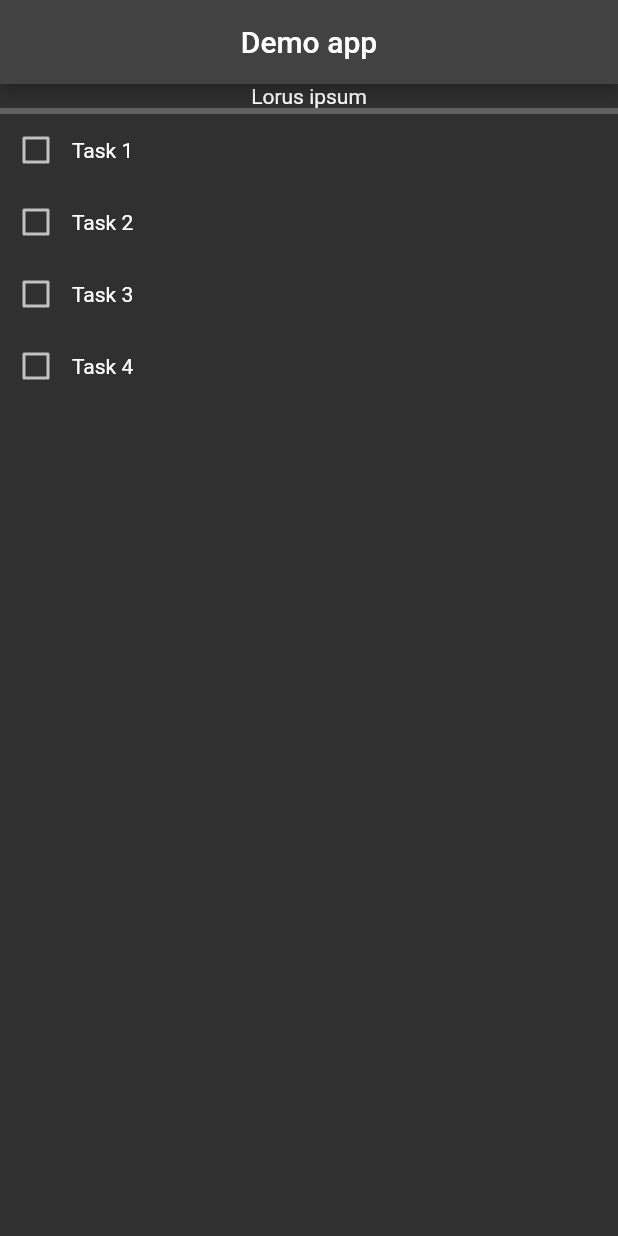
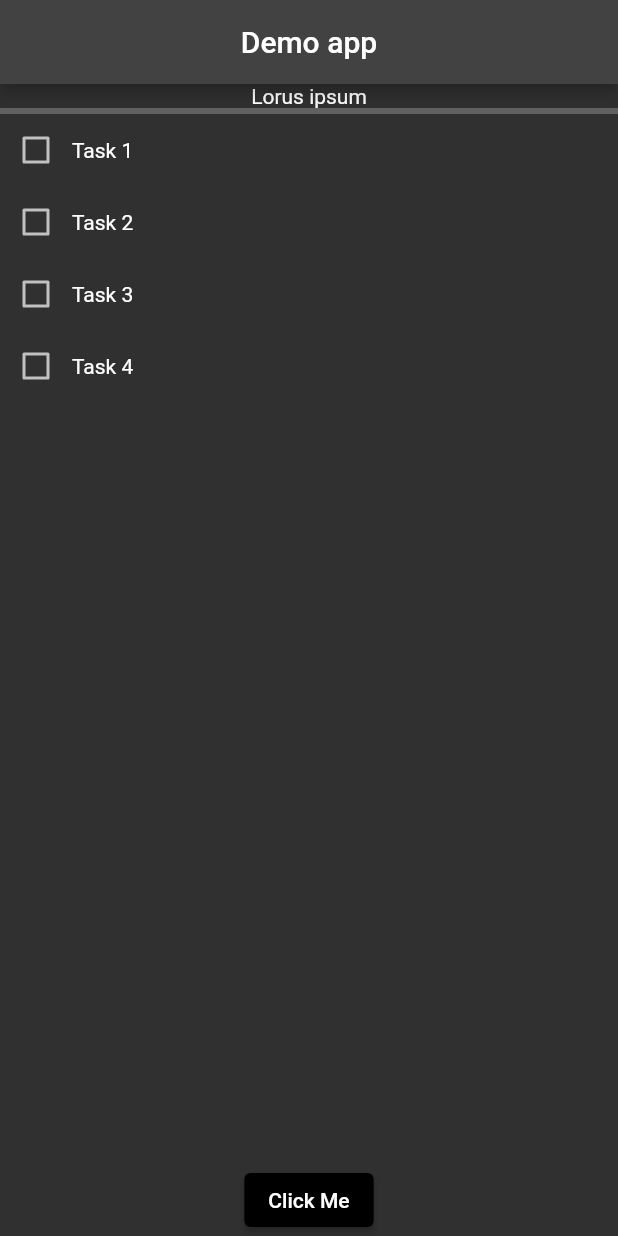
Before and after one commit to pr21Extr/flutter-app-demo, a Flutter app: the screen it shows after launch, on a phone screen of 412 x 824 dp. Run offline on Flutter 3.47's test engine with Material 2 defaults, Android fonts, the light colour scheme and no system bars.

Commit message:
button localised bg change, add theme later

```diff
--- /dev/null
+++ b/lib/button.dart
@@ -0,0 +1,78 @@
+import 'package:flutter/material.dart';
+// class ElevatedButtonWidget extends StatefulWidget {
+//   const ElevatedButtonWidget({super.key});
+//
+//   @override
+//   State<ElevatedButtonWidget> createState() => _ElevatedButtonWidgetState();
+// }
+//
+// class _ElevatedButtonWidgetState extends State<ElevatedButtonWidget> {
+//   @override
+//   Widget build(BuildContext context) {
+//     final ButtonStyle style =
+//     ElevatedButton.styleFrom(textStyle: const TextStyle(fontSize: 20));
+//
+//     return Center(
+//       child: Column(
+//         mainAxisSize: MainAxisSize.min,
+//         children: <Widget>[
+//
+//           ElevatedButton(
+//             style: style,
+//             onPressed: () {
+//               // changeBackgroundColor();
+//             },
+//             child: const Text('Click Me',
+//             style:TextStyle()),
+//
+//           ),
+//         ],
+//       ),
+//     );
+//   }
+// }
+//
+//
+
+import 'package:flutter/material.dart';
+
+class ColorChanger extends StatefulWidget {
+  @override
+  _ColorChangerState createState() => _ColorChangerState();
+}   //create and manage state
+
+class _ColorChangerState extends State<ColorChanger> {
+  bool isBlack = true;    //set default color
+
+  void changeBackgroundColor() {
+    setState(() {
+      isBlack = !isBlack;   //flip color
+    });
+  }
+
+  @override
+  Widget build(BuildContext context) {
+    Color backgroundColor = isBlack ? Colors.black : Colors.white;
+    TextStyle textStyle = isBlack ? TextStyle(color: Colors.white) : TextStyle(color: Colors.black);
+
+    return Center(
+      child: Column(
+        mainAxisSize: MainAxisSize.min,
+        children: <Widget>[
+          ElevatedButton(
+            style: ElevatedButton.styleFrom(
+              primary: backgroundColor,
+            ),
+            onPressed: () {
+              changeBackgroundColor();
+            },
+            child:  Text(
+              'Click Me',
+              style: textStyle,
+            ),
+          ),
+        ],
+      ),
+    );
+  }
+}
--- a/lib/main.dart
+++ b/lib/main.dart
@@ -10,6 +10,7 @@ class MyApp extends StatelessWidget {
       title:"Çheckit out ",
       theme: ThemeData.dark(),
       home:MyHomePage()
+
     );
   }
 }
--- a/lib/myHomePage.dart
+++ b/lib/myHomePage.dart
@@ -1,6 +1,7 @@
 import 'package:flutter/material.dart';
 import 'progress.dart';
 import 'taskList.dart';
+import 'button.dart';
 
 class MyHomePage extends StatelessWidget {
   @override
@@ -14,6 +15,7 @@ class MyHomePage extends StatelessWidget {
         children: [
           Progress(),
           TaskList(),
+          ColorChanger(),
         ],
       ),
     );
```
